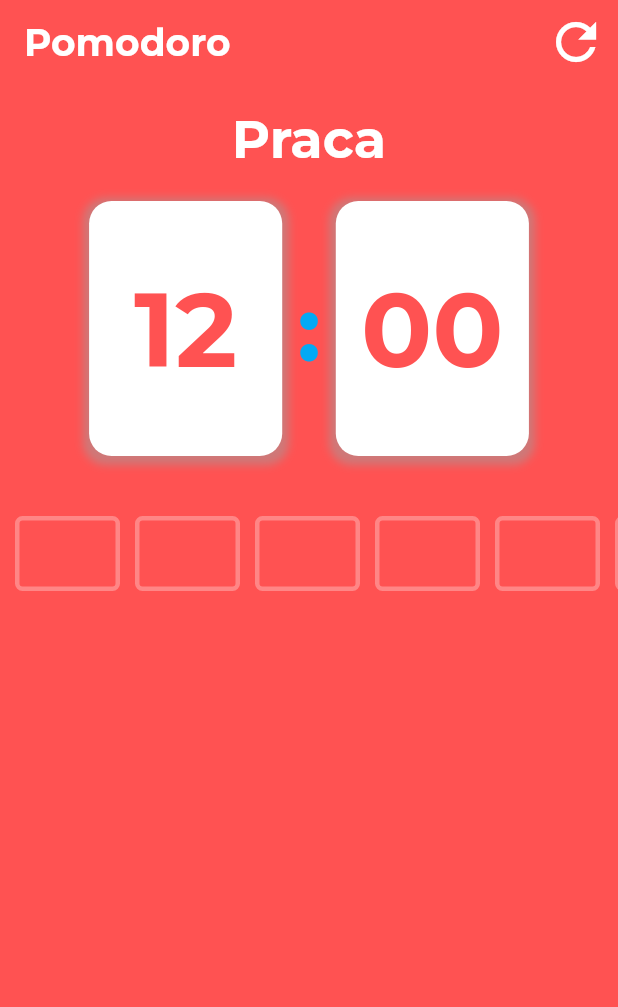
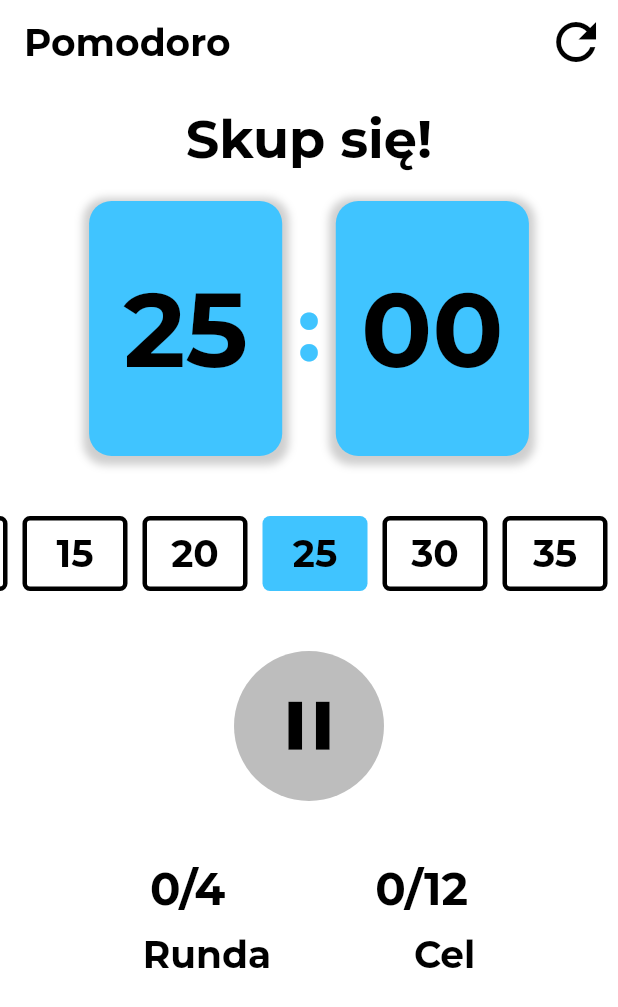
Before and after one commit to KarolTrytek/pomodoro, a Flutter app: the screen it shows after launch, on a phone screen of 412 x 824 dp. Shown: the top 1007 px of the screen. Run offline on Flutter 3.47's test engine with Material 2 defaults, Android fonts, the phone set to English and light mode, and no system bars; our stand-ins replace google_fonts.

Commit message:
Third commit

```diff
--- a/lib/main.dart
+++ b/lib/main.dart
@@ -1,8 +1,13 @@
 import 'package:flutter/material.dart';
 import 'package:pomodorro/pomodoroscreen.dart';
+import 'package:pomodorro/timerservice.dart';
+import 'package:provider/provider.dart';
 
 void main() {
-  runApp(const MyApp());
+  runApp(
+    ChangeNotifierProvider<TimerService>(create: (_) => TimerService(),
+    child: MyApp(),)
+  );
 }
 
 class MyApp extends StatelessWidget {
--- a/lib/pomodoroscreen.dart
+++ b/lib/pomodoroscreen.dart
@@ -1,5 +1,7 @@
 import 'package:flutter/material.dart';
 import 'package:pomodorro/utils.dart';
+import 'package:pomodorro/widget/progresswidget.dart';
+import 'package:pomodorro/widget/timecontroller.dart';
 import 'package:pomodorro/widget/timeoptions.dart';
 import 'package:pomodorro/widget/timercard.dart';
 
@@ -7,20 +9,20 @@ class PomodoroScreen extends StatelessWidget {
   @override
   Widget build(BuildContext) {
     return Scaffold(
-      backgroundColor: Colors.redAccent,
+      backgroundColor: Colors.white,
       appBar: AppBar(
           elevation: 0,
-          backgroundColor: Colors.redAccent,
+          backgroundColor: Colors.white,
           title: Text(
             "Pomodoro",
-            style: textStyle(25, Colors.white, FontWeight.w700),
+            style: textStyle(25, Colors.black, FontWeight.w700),
           ),
           actions: [
             IconButton(
               onPressed: () {},
               icon: Icon(
                 Icons.refresh,
-                color: Colors.white,
+                color: Colors.black,
               ),
               iconSize: 40,
             )
@@ -33,7 +35,11 @@ class PomodoroScreen extends StatelessWidget {
                 SizedBox(height: 15,),
                 TimerCard(),
                 SizedBox(height:40,),
-                TimeOptions()
+                TimeOptions(),
+                SizedBox(height: 40,),
+                TimeController(),
+                SizedBox(height: 40,),
+                ProgressWidget()
               ],
             ),
         ),
--- /dev/null
+++ b/lib/timerservice.dart
@@ -0,0 +1,15 @@
+import 'dart:async';
+
+import 'package:flutter/material.dart';
+
+class TimerService extends ChangeNotifier{
+  late Timer timer;
+  double currentDuration = 1500;
+  double selectedTime = 1500;
+
+  void selectTime(double seconds) {
+    selectedTime = seconds;
+    currentDuration = seconds;
+    notifyListeners();
+  }
+}
--- /dev/null
+++ b/lib/widget/progresswidget.dart
@@ -0,0 +1,27 @@
+import 'package:flutter/material.dart';
+import 'package:pomodorro/utils.dart';
+
+class ProgressWidget extends StatelessWidget {
+  @override
+  Widget build(BuildContext context) {
+    return Column(
+      children: [
+        Row(
+    mainAxisAlignment: MainAxisAlignment.spaceEvenly,
+          children: [
+            Text("0/4", style: textStyle(30, Colors.black, FontWeight.bold)),
+            Text("0/12", style: textStyle(30, Colors.black, FontWeight.bold),)
+          ],
+        ),
+        SizedBox( height: 10),
+        Row(
+          mainAxisAlignment: MainAxisAlignment.spaceEvenly,
+          children: [
+            Text("Runda", style: textStyle(25, Colors.black, FontWeight.bold)),
+            Text("Cel", style: textStyle(25, Colors.black, FontWeight.bold),)
+          ],
+        )
+      ],
+    );
+  }
+}
--- /dev/null
+++ b/lib/widget/timecontroller.dart
@@ -0,0 +1,23 @@
+import 'package:flutter/material.dart';
+
+class TimeController extends StatefulWidget {
+  @override
+  _TimeControllerState createState() =>_TimeControllerState();
+}
+
+class _TimeControllerState extends State<TimeController> {
+  @override
+  Widget build(BuildContext context) {
+    return Container(
+      width: 100,
+      height: 100,
+      decoration: BoxDecoration(color: Colors.black26, shape: BoxShape.circle),
+      child: Center(
+        child: IconButton(icon: Icon(Icons.pause),
+        color: Colors.black,
+        iconSize: 55,
+            onPressed: (){},),
+      ),
+    );
+  }
+}
--- a/lib/widget/timeoptions.dart
+++ b/lib/widget/timeoptions.dart
@@ -1,23 +1,47 @@
 import 'package:flutter/material.dart';
 import 'package:pomodorro/utils.dart';
+import 'package:provider/provider.dart';
+
+import '../timerservice.dart';
 
 class TimeOptions extends StatelessWidget {
   double selectedTime = 1500;
+
   @override
   Widget build(BuildContext context) {
+    final provider = Provider.of<TimerService>(context);
     return SingleChildScrollView(
+      controller: ScrollController(initialScrollOffset: 155),
       scrollDirection: Axis.horizontal,
-      child: Row(children: selectableTimes.map((time) {
-        return Container(
-          margin: EdgeInsets.only(left: 10),
-          width: 70,
+      child: Row(
+          children: selectableTimes.map((time) {
+            return InkWell(
+                onTap:()
+            =>
+                provider.selectTime(double.parse(time))
+            ,
+            child: Container(
+            margin: EdgeInsets.only(left: 10),
+            width: 70,
             height: 50,
-          decoration:BoxDecoration(
-            border: Border.all(width: 3, color: Colors.white30),
-            borderRadius: BorderRadius.circular(5)
-          ) ,
-        );
-      }).toList()),
+            decoration: int.parse(time) == provider.selectedTime
+            ? BoxDecoration(
+            color: Colors.lightBlueAccent,
+            borderRadius: BorderRadius.circular(5))
+                : BoxDecoration(
+            border: Border.all(width: 3, color: Colors.black),
+            borderRadius: BorderRadius.circular(5)),
+            child: Center(
+            child: Text(
+            (int.parse(time) ~/ 60).toString(),
+            style: textStyle(25, Colors.black, FontWeight.w700),
+            )
+            ,
+            )
+            ,
+            )
+            );
+          }).toList()),
     );
   }
 }
--- a/lib/widget/timercard.dart
+++ b/lib/widget/timercard.dart
@@ -1,12 +1,16 @@
 import 'package:flutter/material.dart';
 import 'package:pomodorro/utils.dart';
+import 'package:provider/provider.dart';
+
+import '../timerservice.dart';
 
 class TimerCard extends StatelessWidget {
   @override
   Widget build(BuildContext context) {
+    final provider =  Provider.of<TimerService>(context);
     return Column(
       children: [
-        Text("Praca", style: textStyle(35, Colors.white, FontWeight.w700)),
+        Text("Skup się!", style: textStyle(35, Colors.black, FontWeight.w700)),
         SizedBox(height: 20),
         Row(
           mainAxisAlignment: MainAxisAlignment.center,
@@ -15,7 +19,7 @@ class TimerCard extends StatelessWidget {
               width: MediaQuery.of(context).size.width / 3.2,
               height: 170,
               decoration: BoxDecoration(
-                  color: Colors.white,
+                  color: Colors.lightBlueAccent,
                   borderRadius: BorderRadius.circular(15),
                   boxShadow: [
                     BoxShadow(
@@ -25,8 +29,8 @@ class TimerCard extends StatelessWidget {
                         offset: Offset(0, 2))
                   ]),
               child: Center(
-                child: Text("12",
-                    style: textStyle(70, Colors.redAccent, FontWeight.bold)),
+                child: Text((provider.currentDuration ~/ 60).toString(),
+                    style: textStyle(70, Colors.black, FontWeight.bold)),
               ),
             ),
             SizedBox(
@@ -34,14 +38,14 @@ class TimerCard extends StatelessWidget {
             ),
             Text(
               ":",
-              style: textStyle(60, Colors.lightBlue, FontWeight.bold),
+              style: textStyle(60, Colors.lightBlueAccent, FontWeight.bold),
             ),
             SizedBox(width: 10),
             Container(
               width: MediaQuery.of(context).size.width / 3.2,
               height: 170,
               decoration: BoxDecoration(
-                color: Colors.white,
+                color: Colors.lightBlueAccent,
                 borderRadius: BorderRadius.circular(15),
                 boxShadow: [
                   BoxShadow(
@@ -53,7 +57,7 @@ class TimerCard extends StatelessWidget {
               ),
               child: Center(
                 child: Text("00",
-                    style: textStyle(70, Colors.redAccent, FontWeight.bold)),
+                    style: textStyle(70, Colors.black, FontWeight.bold)),
               ),
             )
           ],
```
Also changed, not shown: pubspec.lock, 1 other file.
